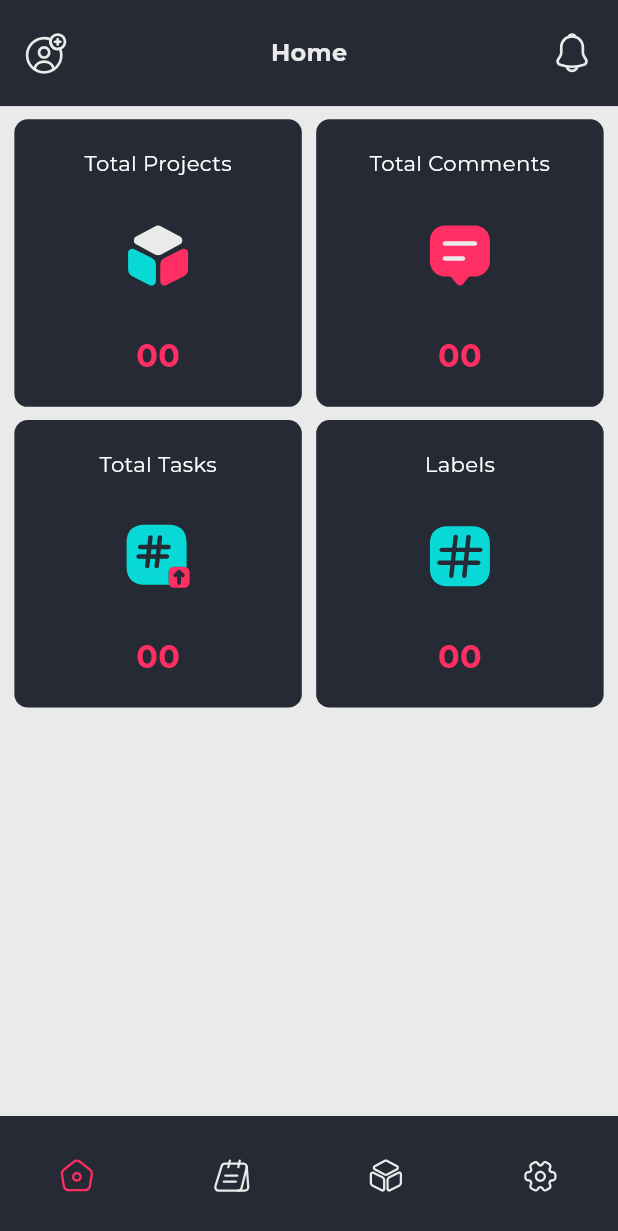
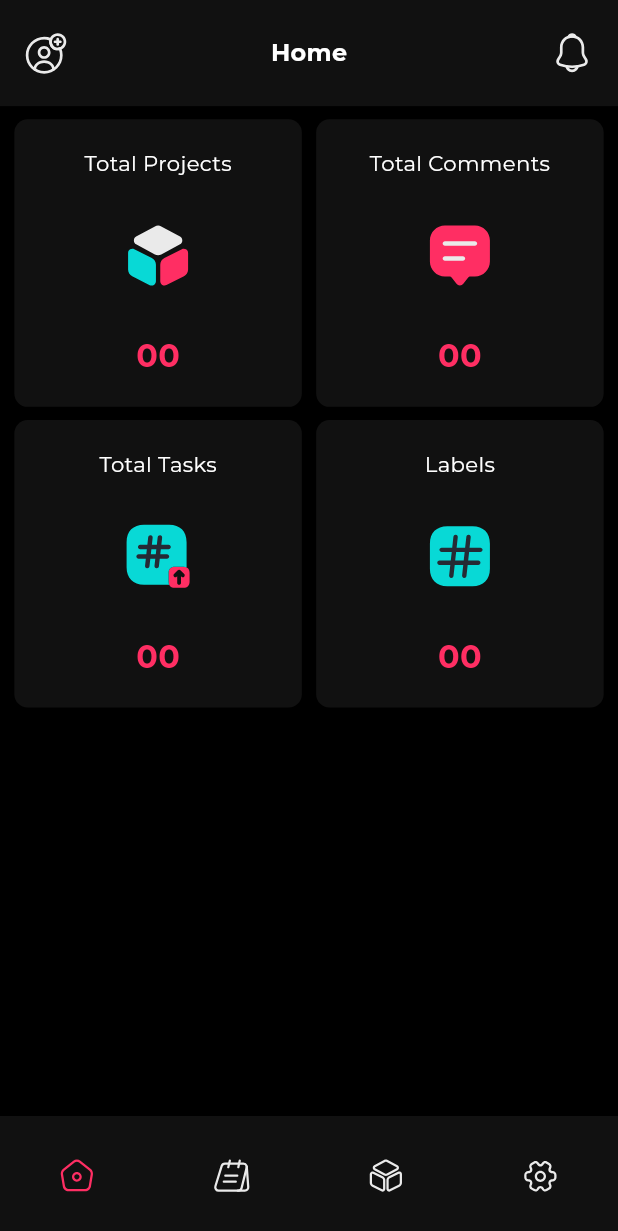
Before and after one commit to junaiiiid/sync_flow, a Flutter app: the screen it shows after launch, on a phone screen of 412 x 824 dp. Shown: the top 1231 px of the screen. Run offline on Flutter 3.47's test engine with Material 3 defaults, Android fonts, the phone set to English and light mode, and no system bars; our stand-ins replace dio, flutter_localization, flutter_riverpod, flutter_screenutil, flutter_svg, get_it and 5 more; network calls fail; statements that could not run were skipped.

Commit message:
theme engine added

```diff
--- a/lib/features/dashboard/ui/dashboard_screen.dart
+++ b/lib/features/dashboard/ui/dashboard_screen.dart
@@ -18,6 +18,7 @@ class DashboardScreen extends ConsumerWidget {
   @override
   Widget build(BuildContext context, WidgetRef ref) {
     final viewModel = ref.watch(ProviderService.dashboardProvider);
+    final themeEngine = ref.watch(ProviderService.themeEngineProvider);
     bool condition = ((viewModel.dashboardItems.length == 1) &&
         (viewModel.dashboardItems.first.type == DashboardItemType.dummy));
     List<DashboardItemsModel> conditionalList =
@@ -36,7 +37,7 @@ class DashboardScreen extends ConsumerWidget {
                 .map<Widget>(
                   (item) => (condition)
                       ? dashboardItemSkeleton(model: item)
-                      : dashboardItemCard(model: item),
+                      : dashboardItemCard(model: item,color: themeEngine.appBarColor),
                 )
                 .toList(),
           ),
@@ -45,7 +46,7 @@ class DashboardScreen extends ConsumerWidget {
     );
   }
 
-  Widget dashboardItemCard({required DashboardItemsModel model}) {
+  Widget dashboardItemCard({required DashboardItemsModel model,Color? color}) {
     return InkWell(
       onTap: () {
         StateService.context
@@ -54,7 +55,7 @@ class DashboardScreen extends ConsumerWidget {
       },
       child: Container(
         decoration: BoxDecoration(
-            color: LightModeColors.grey,
+            color: color??LightModeColors.grey,
             borderRadius: BorderRadius.all(Radius.circular(10.r))),
         child: Center(
           child: Column(
--- a/lib/features/home/ui/home_screen.dart
+++ b/lib/features/home/ui/home_screen.dart
@@ -18,14 +18,15 @@ class HomeScreen extends ConsumerWidget {
   @override
   Widget build(BuildContext context, WidgetRef ref) {
     final viewModel = ref.watch(ProviderService.homeProvider);
+    final themeEngine = ref.watch(ProviderService.themeEngineProvider);
     return AppParentWidget(
         viewModel: viewModel,
         buildMethod: (context, ref) {
           return Container(
-            color: LightModeColors.grey,
+            color: themeEngine.appBarColor,
             child: SafeArea(
               child: Scaffold(
-                backgroundColor: LightModeColors.light,
+                backgroundColor: themeEngine.backgroundColor,
                 body: Stack(
                   children: [
                     IndexedStack(
@@ -47,7 +48,7 @@ class HomeScreen extends ConsumerWidget {
                   ],
                 ),
                 appBar:
-                    CustomAppBar.myAppBar(title: viewModel.selectedItem.label),
+                    CustomAppBar.myAppBar(title: viewModel.selectedItem.label,color: themeEngine.appBarColor,textColor: themeEngine.textColor),
               ),
             ),
           );
--- a/lib/features/home/ui/widgets/custom_app_bar.dart
+++ b/lib/features/home/ui/widgets/custom_app_bar.dart
@@ -11,11 +11,11 @@ import 'package:go_router/go_router.dart';
 class CustomAppBar {
   CustomAppBar._();
 
-  static PreferredSize myAppBar({required String title}) {
+  static PreferredSize myAppBar({required String title,Color? color,Color? textColor}) {
     return PreferredSize(
       preferredSize: Size.fromHeight(80.h),
       child: Container(
-        color: LightModeColors.grey,
+        color: color??LightModeColors.grey,
         padding: NumericConstants.appBarPadding,
         child: Stack(
           children: [
@@ -24,7 +24,7 @@ class CustomAppBar {
                 child: Text(
                   title,
                   style: AppTextStyles.titleMedium
-                      ?.copyWith(color: LightModeColors.light),
+                      ?.copyWith(color: textColor??LightModeColors.light),
                 )),
             Row(
               mainAxisAlignment: MainAxisAlignment.spaceBetween,
--- a/lib/features/home/ui/widgets/custom_navigation_bar.dart
+++ b/lib/features/home/ui/widgets/custom_navigation_bar.dart
@@ -6,18 +6,20 @@ import 'package:flow_sync/services/provider_service.dart';
 import 'package:flow_sync/services/state_service.dart';
 import 'package:flow_sync/styles_and_themes/app_colors.dart';
 import 'package:flutter/material.dart';
+import 'package:flutter_riverpod/flutter_riverpod.dart';
 import 'package:flutter_screenutil/flutter_screenutil.dart';
 import 'package:flutter_svg/flutter_svg.dart';
 
 import '../../model/navigation_bar_model.dart';
 import 'extras_widget.dart';
 
-class CustomNavigationBar extends StatelessWidget {
+class CustomNavigationBar extends ConsumerWidget {
   final HomeViewModel viewModel;
   const CustomNavigationBar({super.key, required this.viewModel});
 
   @override
-  Widget build(BuildContext context) {
+  Widget build(BuildContext context,WidgetRef ref) {
+    final themeEngine = ref.watch(ProviderService.themeEngineProvider);
     return Stack(
       children: [
         const ExtraBottomSheet(),
@@ -32,7 +34,7 @@ class CustomNavigationBar extends StatelessWidget {
                   child: NavigationBar(
                     selectedIndex: viewModel.navigationBarItems
                         .indexOf(viewModel.selectedItem),
-                    backgroundColor: LightModeColors.grey,
+                    backgroundColor: themeEngine.appBarColor,
                     destinations: viewModel.navigationBarItems
                         .map<Widget>((item) => navigationBarItems(model: item))
                         .toList(),
--- a/lib/features/settings/view_model/settings_view_model.dart
+++ b/lib/features/settings/view_model/settings_view_model.dart
@@ -15,11 +15,6 @@ import '../../../services/language_service.dart';
 class SettingsViewModel extends BaseViewModel {
   List<SettingsModel> settingsMenuItems = [
     SettingsModel(title: LanguageService.getString.darkTheme, type: SettingType.boolean, value: false),
-    SettingsModel(
-      title: LanguageService.getString.appType,
-      type: SettingType.multiOption,
-      possibleValues: [LanguageService.getString.simple, LanguageService.getString.advanced],
-    ),
   ];
   @override
   void callDispose() {
--- a/lib/features/splash/ui/splash_screen.dart
+++ b/lib/features/splash/ui/splash_screen.dart
@@ -21,7 +21,7 @@ class SplashScreen extends ConsumerWidget {
         viewModel: viewModel,
         buildMethod: (context, ref) {
           return Scaffold(
-            backgroundColor: themeEngine.light,
+            backgroundColor: themeEngine.backgroundColor,
             body: Stack(
               children: [
                 const Align(alignment: Alignment.center, child: LogoWidget()),
--- a/lib/features/splash/ui/widgets/branding_logo_widget.dart
+++ b/lib/features/splash/ui/widgets/branding_logo_widget.dart
@@ -22,7 +22,7 @@ class BrandingLogoWidget extends StatelessWidget {
         children: [
           Text(
             LanguageService.getString.poweredBy,
-            style: AppTextStyles.labelSmall?.copyWith(color: StateService.context.read(ProviderService.themeEngineProvider).black),
+            style: AppTextStyles.labelSmall?.copyWith(color: StateService.context.read(ProviderService.themeEngineProvider).textColor),
           ),
           Transform.scale(
               scale: 0.7,
--- a/lib/features/splash/ui/widgets/logo_widget.dart
+++ b/lib/features/splash/ui/widgets/logo_widget.dart
@@ -25,7 +25,7 @@ class LogoWidget extends StatelessWidget {
           style: AppTextStyles.titleSmall?.copyWith(
               color: StateService.context
                   .read(ProviderService.themeEngineProvider)
-                  .black),
+                  .textColor),
         ),
       ],
     );
--- a/lib/services/theme_engine_service.dart
+++ b/lib/services/theme_engine_service.dart
@@ -18,6 +18,11 @@ class ThemeEngineService extends ChangeNotifier {
     _isDarkModeEnabled = locator<LocalStorageService>().getDarkMode() ?? false;
   }
 
+  Future<void> changeThemeMode({required bool value}) async{
+    await locator<LocalStorageService>().setDarkMode(value: value);
+    _isDarkModeEnabled = value;
+  }
+
   Color get blue =>
       _isDarkModeEnabled ? DarkModeColors.blue : LightModeColors.blue;
   Color get grey =>
@@ -28,6 +33,10 @@ class ThemeEngineService extends ChangeNotifier {
       _isDarkModeEnabled ? DarkModeColors.light : LightModeColors.light;
   Color get black =>
       _isDarkModeEnabled ? DarkModeColors.black : LightModeColors.black;
+  Color get textColor =>
+      _isDarkModeEnabled ? DarkModeColors.white : LightModeColors.black;
+  Color get appBarColor => _isDarkModeEnabled ? DarkModeColors.coolBlack : LightModeColors.grey;
+  Color get backgroundColor => _isDarkModeEnabled ? DarkModeColors.black : LightModeColors.white;
   Color get white =>
       _isDarkModeEnabled ? DarkModeColors.white : LightModeColors.white;
   Color get error =>
--- a/lib/styles_and_themes/app_colors.dart
+++ b/lib/styles_and_themes/app_colors.dart
@@ -21,8 +21,9 @@ class DarkModeColors {
   static const grey = Color(0xffEAEAEA); // Same as light mode, good for text on dark backgrounds
   static const red = Color(0xffFF5C77); // Slightly brighter red for dark mode
   static const light = Color(0xff1C1F26); // Darker grey for background elements
-  static const white = Color(0xff000000); // White for text and icons
-  static const black = Color(0xffffffff); // Black for the darkest elements
+  static const white = Color(0xffffffff); // White for text and icons
+  static const black = Color(0xff000000);
+  static const coolBlack = Color(0xff111111);// Black for the darkest elements
   static const error = Color(0xffFF6F61); // Brightened error color
   static const success = Color(0xff1BBF97); // Brighter success color
   static const transparent = Colors.transparent; // Transparent color remains the same
```
Also changed, not shown: lib/features/board/ui/board_screen.dart (+6 -2 lines), lib/features/board/ui/widgets/projects_tab_bar.dart (+9 -6 lines), lib/global_widgets/no_data_widget.dart (+6 -3 lines).
